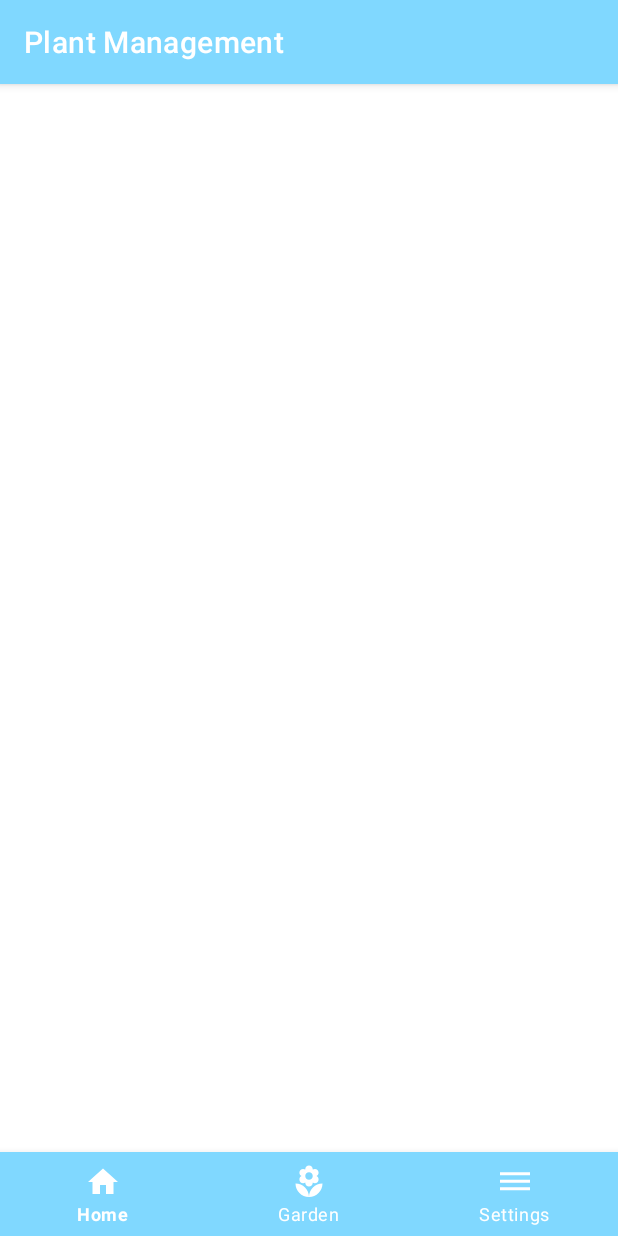
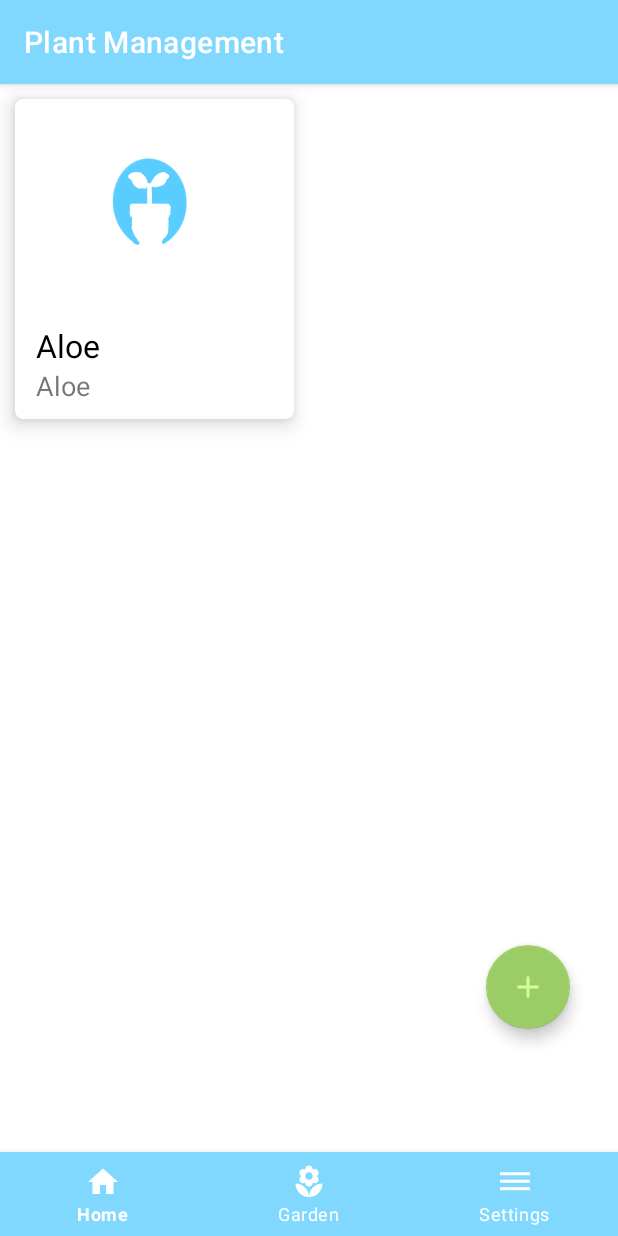
Before and after one commit to Editux/Plant_Management_App, an Android app: the screen it shows after launch (MainActivity), on a phone screen of 412 x 824 dp. Run offline under Robolectric (Android 15) with nearby library versions, the phone set to English and light mode, and no system bars; our stand-ins replace Room's generated code, navigation-ui.

Commit message:
few corrections

```diff
--- a/app/build.gradle
+++ b/app/build.gradle
@@ -45,6 +45,8 @@ dependencies {
     implementation "androidx.room:room-common:2.3.0"
     implementation "androidx.room:room-runtime:2.3.0"
     implementation "androidx.room:room-ktx:2.3.0"
+    implementation 'android.arch.persistence.room:runtime:1.0.0-alpha1'
+    annotationProcessor 'android.arch.persistence.room:compiler:1.0.0-alpha1'
 
     kapt "androidx.room:room-compiler:2.3.0"
     //coroutines
--- a/app/src/main/java/com/example/plantmanagement/activity/MainActivity.kt
+++ b/app/src/main/java/com/example/plantmanagement/activity/MainActivity.kt
@@ -6,6 +6,8 @@ import android.view.Menu
 import android.view.MenuItem
 import android.widget.Toast
 import androidx.appcompat.app.AppCompatActivity
+import androidx.navigation.fragment.NavHostFragment
+import androidx.navigation.ui.NavigationUI
 import com.example.plantmanagement.R
 import com.example.plantmanagement.fragments.Edit_Form
 import com.google.android.material.bottomnavigation.BottomNavigationView
@@ -15,29 +17,10 @@ class MainActivity : AppCompatActivity() {
     override fun onCreate(savedInstanceState: Bundle?) {
         super.onCreate(savedInstanceState)
         setContentView(R.layout.activity_main)
+        val navHostFragment = supportFragmentManager
+                .findFragmentById(R.id.FragmentContainer) as NavHostFragment
         val navView: BottomNavigationView = findViewById(R.id.bottom_navigation)
-        navView.setOnNavigationItemSelectedListener { item ->
-            when(item.itemId) {
-                R.id.nav_home -> {
-                    Toast.makeText(this, "This is home", Toast.LENGTH_SHORT).show()
-                    true
-                }
-                R.id.nav_garden -> {
-                    val fragment = Edit_Form()
-                    supportFragmentManager.beginTransaction().replace(R.id.FragmentContainer, fragment, fragment.javaClass.getSimpleName())
-                            .commit()
-                    Toast.makeText(this, "This is garden", Toast.LENGTH_SHORT).show()
-                    true
-                }
-                R.id.nav_settings -> {
-                    Toast.makeText(this, "This is settings", Toast.LENGTH_SHORT).show()
-                    true
-                }
-                else -> false
-            }
+        val navController = navHostFragment.navController
+        NavigationUI.setupWithNavController(navView, navController)
         }
     }
-
-
-
-}
--- a/app/src/main/java/com/example/plantmanagement/dao/PlantCategoryOperations.kt
+++ b/app/src/main/java/com/example/plantmanagement/dao/PlantCategoryOperations.kt
@@ -8,6 +8,6 @@ import com.example.plantmanagement.model.Plant_Category
 
 @Dao
 interface PlantCategoryOperations {
-    @Query("SELECT * FROM Plant_Category")
-    fun getAll(): LiveData<List<Plant_Category>>
+  //  @Query("SELECT * FROM Plant_Category")
+    //fun getAll(): LiveData<List<Plant_Category>>
 }
--- a/app/src/main/java/com/example/plantmanagement/dao/PlantOperations.kt
+++ b/app/src/main/java/com/example/plantmanagement/dao/PlantOperations.kt
@@ -1,7 +1,5 @@
 package com.example.plantmanagement.dao
 
-import androidx.lifecycle.LiveData
-import androidx.lifecycle.MutableLiveData
 import androidx.room.*
 import com.example.plantmanagement.model.Plant
 import kotlinx.coroutines.flow.Flow
@@ -12,12 +10,13 @@ interface PlantOperations {
     fun getAll(): Flow<List<Plant>>
 
 
-
     @Insert
-    fun insertPlant( plant: Plant)
+    fun insertAll(vararg plant: Plant?)
+    @Insert
+    fun insertPlant(plant: Plant)
 
     @Delete
-    fun delete(plant:Plant)
+    fun delete(plant: Plant)
 
     @Update
-    fun updatePlant(plant:Plant)}
+    fun updatePlant(plant: Plant)}
--- a/app/src/main/java/com/example/plantmanagement/database/PlantDatabase.kt
+++ b/app/src/main/java/com/example/plantmanagement/database/PlantDatabase.kt
@@ -4,33 +4,53 @@ import android.content.Context
 import androidx.room.Database
 import androidx.room.Room
 import androidx.room.RoomDatabase
+import androidx.sqlite.db.SupportSQLiteDatabase
+import com.example.plantmanagement.R
 import com.example.plantmanagement.dao.PlantCategoryOperations
 import com.example.plantmanagement.dao.PlantOperations
 import com.example.plantmanagement.model.Plant
 import com.example.plantmanagement.model.Plant_Category
+import kotlinx.coroutines.CoroutineScope
+import kotlinx.coroutines.launch
+import java.util.concurrent.Executors
 
-@Database(entities = [Plant::class, Plant_Category::class], version = 1)
+@Database(entities = [Plant::class], version = 1,exportSchema = false)
 abstract class PlantDatabase:RoomDatabase() {
     abstract fun plantDao(): PlantOperations
     abstract fun plantCategoryDao(): PlantCategoryOperations
 
     companion object {
         private var INSTANCE: PlantDatabase? = null
-        private const val DB_NAME = "C:\\Users\\edita\\plants.db"
+        private const val DB_NAME = "plant"
+
 
         fun getDatabase(context: Context): PlantDatabase {
             if (INSTANCE == null) {
 
+
                 INSTANCE = Room.databaseBuilder(
                     context.applicationContext,
                     PlantDatabase::class.java, DB_NAME
-                )
+                ) //.createFromAsset("database/plant.sql")
                     .fallbackToDestructiveMigration()
+                    .addCallback(object : Callback() {
+                        override fun onCreate(db: SupportSQLiteDatabase) {
+                            super.onCreate(db)
+                            Executors.newSingleThreadScheduledExecutor()
+                                .execute(Runnable {
+                                    INSTANCE?.plantDao()!!
+                                        .insertAll(Plant(1,"Aloe", R.drawable.plantlogo,"Aloe","1 per week","Dangerous for pets"))
+                                })
+//
+                        }
+                    })
                     .build()
             }
 
 
             return INSTANCE!!
+
         }
+
     }
-}
+    }
--- a/app/src/main/java/com/example/plantmanagement/model/Plant.kt
+++ b/app/src/main/java/com/example/plantmanagement/model/Plant.kt
@@ -8,8 +8,11 @@ data class Plant(
 
         @PrimaryKey var plant_id:Long,
         @ColumnInfo (name="plant_name") var name: String,
-        @Embedded var type: Plant_Category,
+        //@Embedded var type: Plant_Category,
         @ColumnInfo(name= "plant_image") var image: Int,
+        @ColumnInfo(name="plant_type_name") var type:String ="",
+        @ColumnInfo(name="plant_type_water")var water_time: String ="",
+        @ColumnInfo(name="plant_type_details")var details: String = "",
 
 
         ) {
--- a/app/src/main/res/layout/activity_main.xml
+++ b/app/src/main/res/layout/activity_main.xml
@@ -8,12 +8,15 @@
 
     <androidx.fragment.app.FragmentContainerView
         android:id="@+id/FragmentContainer"
-        android:layout_width="match_parent"
-        android:layout_height="match_parent"
-        app:layout_constraintBottom_toBottomOf="parent"
-        app:layout_constraintEnd_toEndOf="@id/bottom_navigation"
+        android:name="androidx.navigation.fragment.NavHostFragment"
+        android:layout_width="0dp"
+        android:layout_height="0dp"
+        app:defaultNavHost="true"
+        app:layout_constraintBottom_toTopOf="@id/bottom_navigation"
+        app:layout_constraintEnd_toEndOf="parent"
         app:layout_constraintStart_toStartOf="parent"
-        app:layout_constraintTop_toTopOf="parent" />
+        app:layout_constraintTop_toTopOf="parent"
+        app:navGraph="@navigation/nav_graph" />
 
     <com.google.android.material.bottomnavigation.BottomNavigationView
         android:id="@+id/bottom_navigation"
--- a/app/src/main/res/menu/bottom_nav.xml
+++ b/app/src/main/res/menu/bottom_nav.xml
@@ -2,7 +2,7 @@
 <menu xmlns:android="http://schemas.android.com/apk/res/android">
 
     <item
-            android:id="@+id/nav_home"
+        android:id="@+id/edit_Form"
         android:enabled="true"
         android:icon="@drawable/ic_baseline_home_24"
         android:title="@string/nav_home"
--- a/app/src/main/res/navigation/nav_graph.xml
+++ b/app/src/main/res/navigation/nav_graph.xml
@@ -1,5 +1,13 @@
 <?xml version="1.0" encoding="utf-8"?>
 <navigation xmlns:android="http://schemas.android.com/apk/res/android"
-    xmlns:app="http://schemas.android.com/apk/res-auto" android:id="@+id/nav_graph">
+    xmlns:app="http://schemas.android.com/apk/res-auto"
+    xmlns:tools="http://schemas.android.com/tools"
+    android:id="@+id/nav_graph"
+    app:startDestination="@id/edit_Form">
 
+    <fragment
+        android:id="@+id/edit_Form"
+        android:name="com.example.plantmanagement.fragments.Edit_Form"
+        android:label="fragment_edit__form"
+        tools:layout="@layout/fragment_edit__form" />
 </navigation>
```
Also changed, not shown: app/src/main/java/com/example/plantmanagement/adapter/Photo_Adapter.kt (+14 -8 lines), app/src/main/java/com/example/plantmanagement/repository/PlantRepository.kt (+0 -7 lines), 1 other file. Lines whose indentation alone changed are shown as unchanged.
